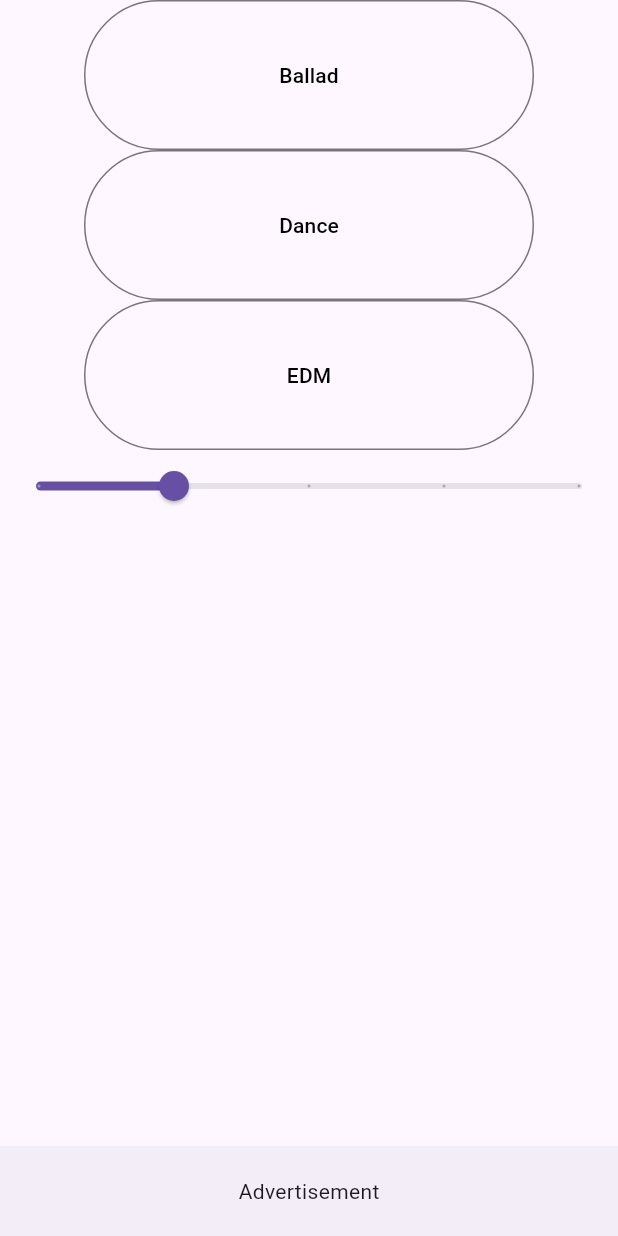
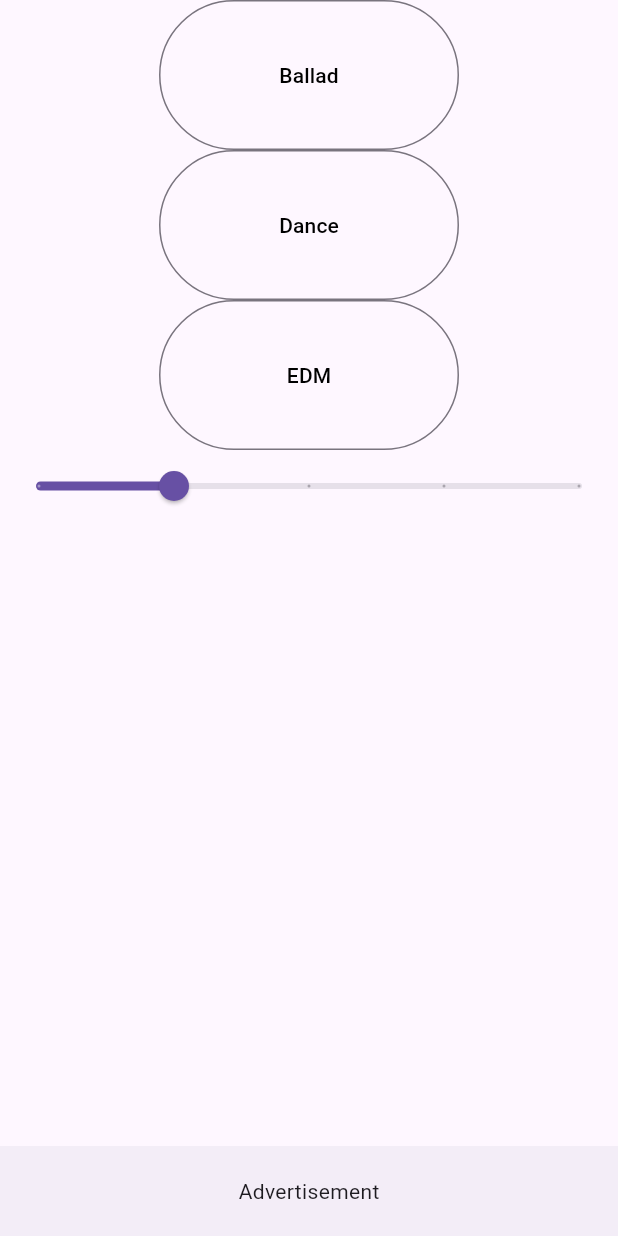
Before and after one commit to Ilegirl/FlassApp, a Flutter app: the screen it shows after launch, on a phone screen of 412 x 824 dp. Run offline on Flutter 3.47's test engine with Material 3 defaults, Android fonts, the phone set to English and light mode, and no system bars.

Commit message:
[feat] FlashButton.dart width 300 > 200 변경

```diff
--- a/lib/component/single/button/FlashButton.dart
+++ b/lib/component/single/button/FlashButton.dart
@@ -10,7 +10,7 @@ class FlashButton extends StatelessWidget {
   @override
   Widget build(BuildContext context) {
     return SizedBox(
-      width: 300.0,
+      width: 200.0,
       height: 100.0,
       child: OutlinedButton(
         onPressed: onPressed,
```
